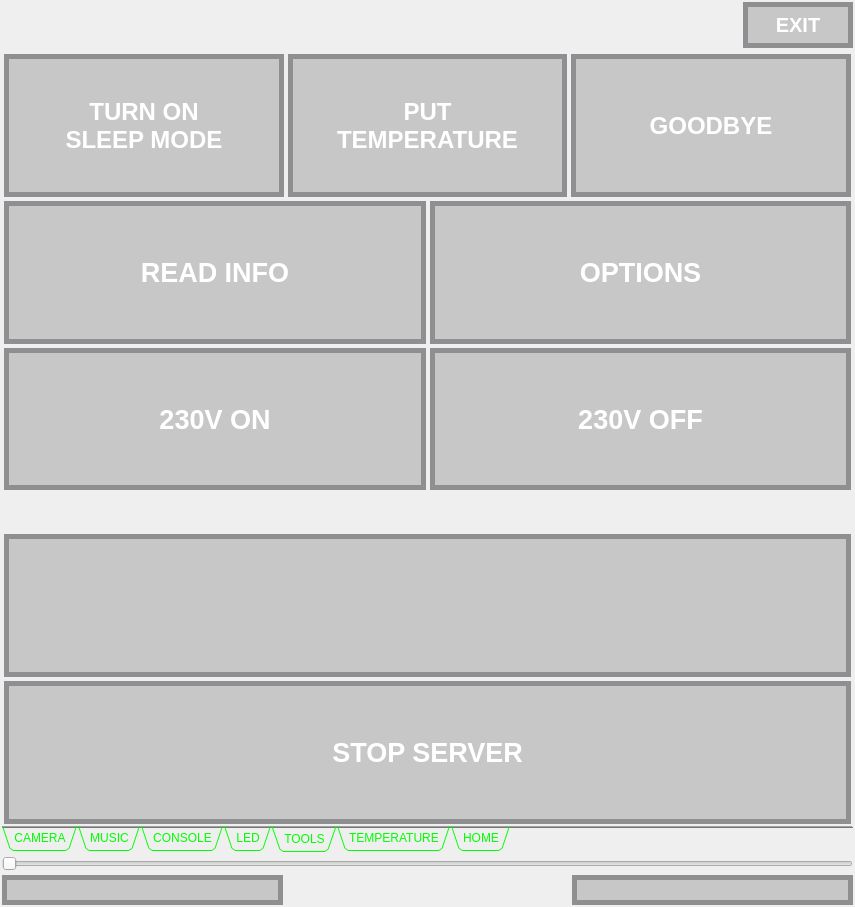
The window that iDom_Client/idom_client.ui (cyniu88/QT_kurs) describes before a commit, drawn with Qt 5.
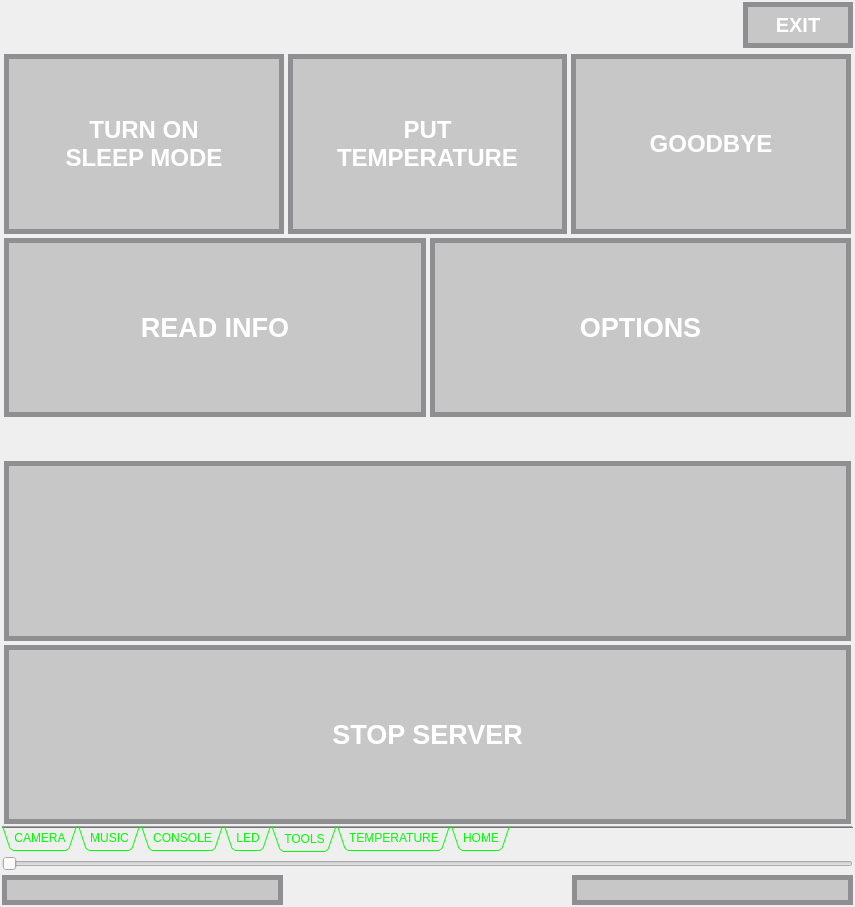
The same window after the commit. The open tabs and pages were chosen to show the change. Icons and pictures are not drawn. Custom widgets are drawn as their Qt base class.

Commit message: zmiany nazw przyciskow - ujednolicenie b_nazwa

```diff
--- a/iDom_Client/idom_client.ui
+++ b/iDom_Client/idom_client.ui
@@ -54,7 +54,7 @@
    <string notr="true"/>
   </property>
   <property name="toolButtonStyle">
-   <enum>Qt::ToolButtonTextBesideIcon</enum>
+   <enum>Qt::ToolButtonTextUnderIcon</enum>
   </property>
   <property name="tabShape">
    <enum>QTabWidget::Rounded</enum>
@@ -2356,70 +2356,7 @@
          </layout>
         </item>
         <item row="2" column="0">
-         <layout class="QHBoxLayout" name="horizontalLayout_6">
-          <item>
-           <widget class="QPushButton" name="On230vButton">
-            <property name="sizePolicy">
-             <sizepolicy hsizetype="Minimum" vsizetype="Ignored">
-              <horstretch>0</horstretch>
-              <verstretch>0</verstretch>
-             </sizepolicy>
-            </property>
-            <property name="font">
-             <font>
-              <pointsize>20</pointsize>
-              <weight>75</weight>
-              <bold>true</bold>
-             </font>
-            </property>
-            <property name="styleSheet">
-             <string notr="true">QPushButton {
-background-color: rgb(158, 158, 158,125);
- border: 5px solid #8f8f91;
-border-radius: 0px;
-color:white;
-}
-QPushButton:pressed {
-border:none;
-}</string>
-            </property>
-            <property name="text">
-             <string>230V ON</string>
-            </property>
-           </widget>
-          </item>
-          <item>
-           <widget class="QPushButton" name="Off230vButton">
-            <property name="sizePolicy">
-             <sizepolicy hsizetype="Minimum" vsizetype="Ignored">
-              <horstretch>0</horstretch>
-              <verstretch>0</verstretch>
-             </sizepolicy>
-            </property>
-            <property name="font">
-             <font>
-              <pointsize>20</pointsize>
-              <weight>75</weight>
-              <bold>true</bold>
-             </font>
-            </property>
-            <property name="styleSheet">
-             <string notr="true">QPushButton {
-background-color: rgb(158, 158, 158,125);
- border: 5px solid #8f8f91;
-border-radius: 0px;
-color:white;
-}
-QPushButton:pressed {
-border:none;
-}</string>
-            </property>
-            <property name="text">
-             <string>230V OFF</string>
-            </property>
-           </widget>
-          </item>
-         </layout>
+         <layout class="QHBoxLayout" name="horizontalLayout_6"/>
         </item>
        </layout>
       </widget>
```
Left out of the diff: 69 changed lines with no effect on the pictures. The commit also changes 2 other files.
